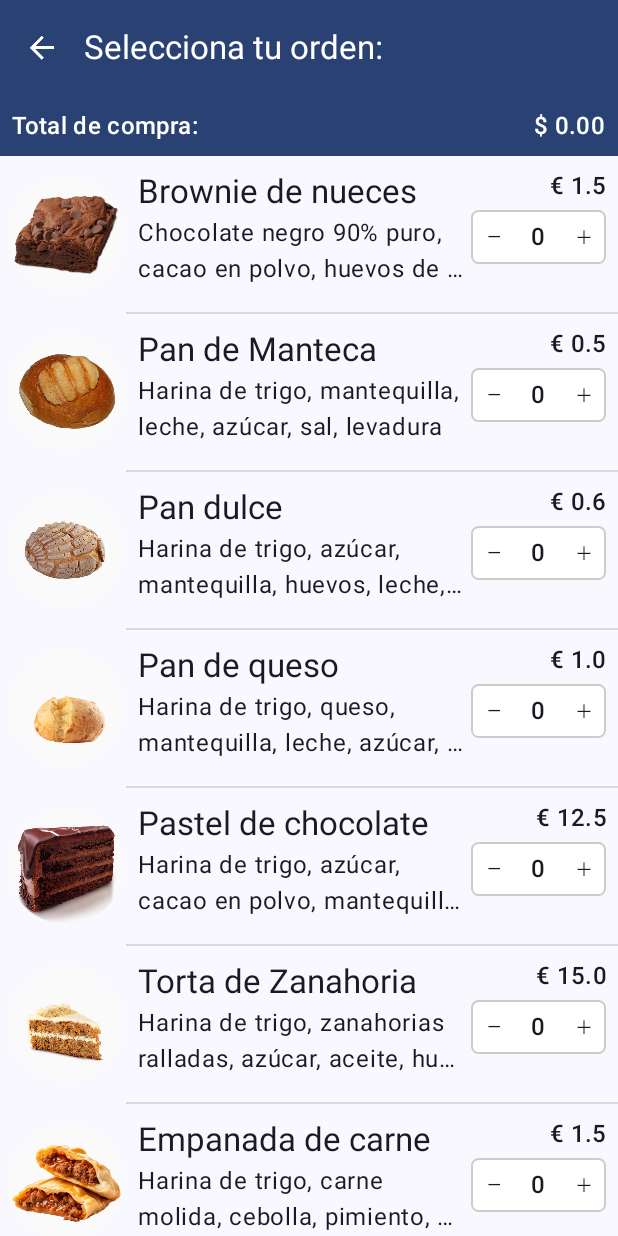
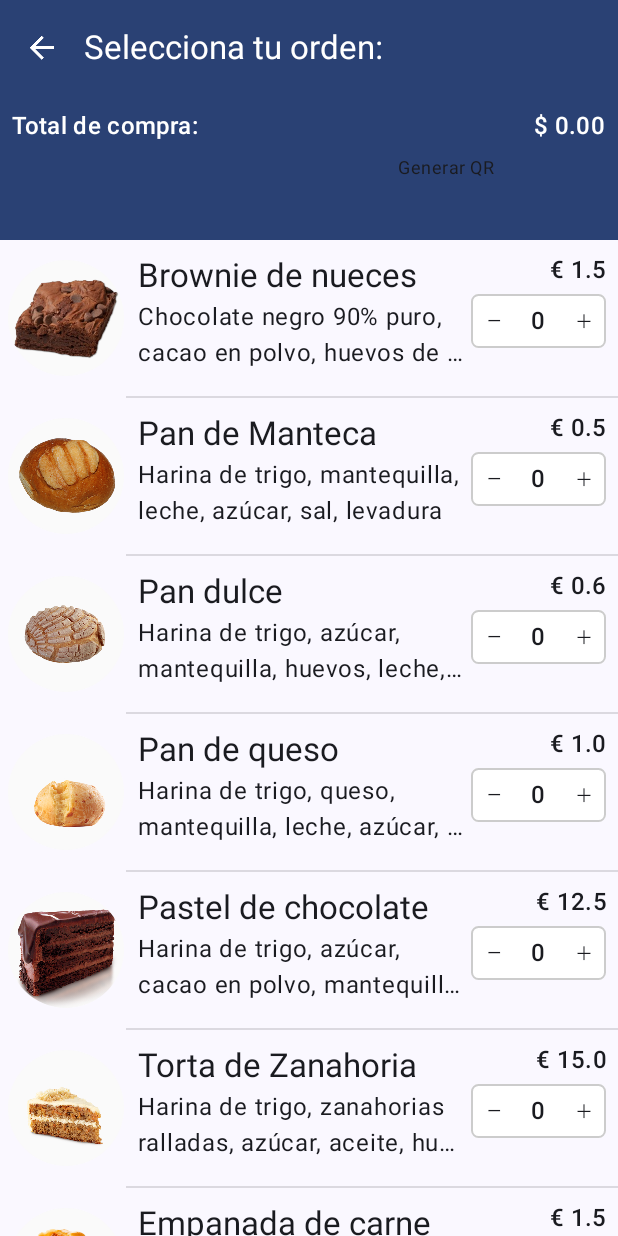
Before and after one commit to Emil2245/PanaderiaPlus, an Android app built with Jetpack Compose: the screen it shows after launch (MainActivity), after a tap on "Elige tu orden", on a phone screen of 412 x 824 dp. Run offline under Robolectric (Android 15) with nearby library versions, the light colour scheme and no system bars; our stand-ins replace livedata-compose; 1 other tap on this screen came first.

Commit message:
boton QR

```diff
--- a/app/build.gradle
+++ b/app/build.gradle
@@ -47,7 +47,6 @@
 }
 
 dependencies {
-
     implementation libs.androidx.core.ktx
     implementation libs.androidx.lifecycle.runtime.ktx
     implementation libs.androidx.activity.compose
@@ -72,6 +71,9 @@
     androidTestImplementation libs.androidx.ui.test.junit4
     debugImplementation libs.androidx.ui.tooling
     debugImplementation libs.androidx.ui.test.manifest
+    implementation 'com.journeyapps:zxing-android-embedded:4.3.0'
+    implementation 'com.google.zxing:core:3.3.3'
     implementation("io.insert-koin:koin-android:3.5.6")
+    implementation 'androidx.compose.ui:ui-tooling:1.0.0'
 
 }
--- a/app/src/main/java/com/app/panaderiaplus/ui/Navigation.kt
+++ b/app/src/main/java/com/app/panaderiaplus/ui/Navigation.kt
@@ -9,7 +9,8 @@
 enum class Screen {
     Panes,
     PanesDetallados,
-    PanesOrdenados
+    PanesOrdenados,
+    Qr
 }
 
 fun Fragment.navigate(from: Screen, to: Screen, bundle: Bundle? = null) {
@@ -34,5 +35,6 @@
         Screen.Panes -> R.id.panFragment
         Screen.PanesDetallados -> R.id.panDetallesFragment
         Screen.PanesOrdenados -> R.id.panOrdenadoFragment
+        Screen.Qr -> R.id.qrFragment
     }
 }
--- a/app/src/main/java/com/app/panaderiaplus/ui/screen/orden/PanesCarritoScreen.kt
+++ b/app/src/main/java/com/app/panaderiaplus/ui/screen/orden/PanesCarritoScreen.kt
@@ -1,5 +1,6 @@
 package com.app.panaderiaplus.ui.screen.orden
 
+import android.util.Log
 import androidx.annotation.DrawableRes
 import androidx.compose.animation.ExperimentalAnimationApi
 import androidx.compose.foundation.Image
@@ -15,6 +16,7 @@
 import androidx.compose.foundation.lazy.LazyColumn
 import androidx.compose.foundation.lazy.items
 import androidx.compose.foundation.shape.CircleShape
+import androidx.compose.material3.Button
 import androidx.compose.material3.CircularProgressIndicator
 import androidx.compose.material3.ExperimentalMaterial3Api
 import androidx.compose.material3.Icon
@@ -22,6 +24,7 @@
 import androidx.compose.material3.MaterialTheme
 import androidx.compose.material3.Surface
 import androidx.compose.material3.Text
+import androidx.compose.material3.TextButton
 import androidx.compose.material3.TopAppBar
 import androidx.compose.material3.TopAppBarDefaults
 import androidx.compose.runtime.Composable
@@ -60,13 +63,16 @@
 fun MostrarPanCorrectoScreen(
     panOrdenadoState: PanOrdenadoState,
     viewModel: PanOrdenadoViewModel,
-    onBack: () -> Unit
+    onBack: () -> Unit,
+    onProceedToQR: () -> Unit
 ) {
     Column {
         BarraPrecioTotal(
             totalPrice = panOrdenadoState.totalPrice,
-            onBackClick = onBack
+            onBackClick = onBack,
+            onProceedToQR = onProceedToQR
         )
+
         Surface {
             LazyColumn {
                 items(items = panOrdenadoState.listaPanes) { pan ->
@@ -83,6 +89,7 @@
         }
     }
 }
+
 
 @OptIn(ExperimentalMaterial3Api::class)
 @Composable
@@ -195,7 +202,8 @@
 @Composable
 private fun BarraPrecioTotal(
     totalPrice: BigDecimal,
-    onBackClick: () -> Unit
+    onBackClick: () -> Unit,
+    onProceedToQR: () -> Unit
 ) {
     Surface(
         color = MaterialTheme.colorScheme.primary,
@@ -212,6 +220,17 @@
                         color = MaterialTheme.colorScheme.onPrimary
                     )
                 )
+                TextButton(
+                    onClick = { onProceedToQR() },
+                    contentPadding = PaddingValues(2.dp),
+                    modifier = Modifier.weight(1f).fillMaxWidth().padding(16.dp)
+                ) {
+                    Text(
+                        text = "Generar QR",
+                        style = MaterialTheme.typography.bodySmall,
+                        color = MaterialTheme.colorScheme.onBackground,
+                    )
+                }
                 Text(
                     text = "$ ${String.format("%.2f", totalPrice)}",
                     style = MaterialTheme.typography.titleMedium.copy(
--- a/app/src/main/res/navigation/nav_graph.xml
+++ b/app/src/main/res/navigation/nav_graph.xml
@@ -1,6 +1,7 @@
 <?xml version="1.0" encoding="utf-8"?>
 <navigation xmlns:android="http://schemas.android.com/apk/res/android"
     xmlns:app="http://schemas.android.com/apk/res-auto"
+    xmlns:tools="http://schemas.android.com/tools"
     android:id="@+id/nav_graph"
     app:startDestination="@id/panFragment">
 
@@ -16,4 +17,13 @@
         android:id="@+id/panDetallesFragment"
         android:name="com.app.panaderiaplus.ui.screen.pan_detalles.PanDetallesFragment"
         android:label="PanDetallesFragment" />
+    <fragment
+        android:id="@+id/qrFragment"
+        android:name="com.app.panaderiaplus.ui.screen.qr.QrFragment"
+        android:label="QR Code"
+        tools:layout="fragment_qr">
+    <argument
+        android:name="qrData"
+        app:argType="string" />
+    </fragment>
 </navigation>
--- a/gradle/libs.versions.toml
+++ b/gradle/libs.versions.toml
@@ -1,5 +1,5 @@
 [versions]
-agp = "8.2.2"
+agp = "8.4.0"
 kotlin = "1.9.0"
 coreKtx = "1.13.1"
 junit = "4.13.2"
```
Also changed, not shown: app/src/main/java/com/app/panaderiaplus/ui/screen/orden/PanOrdenadoFragment.kt (+45 -0 lines), app/src/main/java/com/app/panaderiaplus/ui/screen/orden/QRCodeEncoder.kt (added, +21 -0 lines), app/src/main/java/com/app/panaderiaplus/ui/screen/qr/QrFragment.kt (added, +34 -0 lines), app/src/main/java/com/app/panaderiaplus/ui/screen/qr/QrScreen.kt (added, +38 -0 lines).
